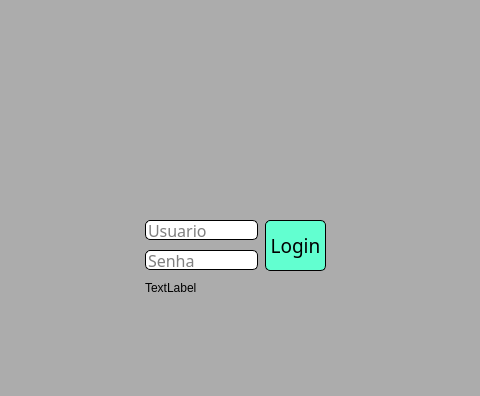
Above: telaLogin.ui from MatBorges/LoCar before the change; both pictures show x 85 to 565 and y 0 to 396 of the 651 by 492 pixel window. Below: the same form after it.
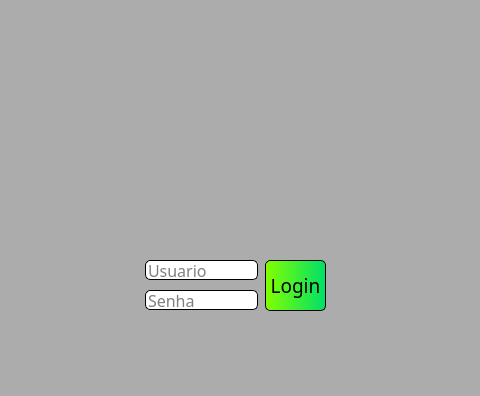
That is the form after the change. Icons and pictures are not drawn.

Commit message: Sistema de login OK

What changed in the file:
```diff
--- a/telaLogin.ui
+++ b/telaLogin.ui
@@ -21,7 +21,7 @@
     <property name="geometry">
      <rect>
       <x>350</x>
-      <y>220</y>
+      <y>260</y>
       <width>61</width>
       <height>51</height>
      </rect>
@@ -33,8 +33,8 @@
      </font>
     </property>
     <property name="styleSheet">
-     <string notr="true">background-color: rgb(98, 255, 208);
-border-radius: 5px;
+     <string notr="true">border-radius: 5px;
+background-color: qlineargradient(spread:pad, x1:0, y1:0, x2:1, y2:0, stop:0 rgba(132, 255, 0, 255), stop:1 rgba(0, 223, 104, 255));
 border-style: outset;
 border-width: 1px;
 border-color: black;
@@ -48,7 +48,7 @@
     <property name="geometry">
      <rect>
       <x>230</x>
-      <y>220</y>
+      <y>260</y>
       <width>113</width>
       <height>20</height>
      </rect>
@@ -89,7 +89,7 @@
     <property name="geometry">
      <rect>
       <x>230</x>
-      <y>250</y>
+      <y>290</y>
       <width>113</width>
       <height>20</height>
      </rect>
@@ -142,7 +142,7 @@
     <property name="geometry">
      <rect>
       <x>190</x>
-      <y>60</y>
+      <y>100</y>
       <width>271</width>
       <height>151</height>
      </rect>
@@ -161,13 +161,13 @@
     <property name="geometry">
      <rect>
       <x>230</x>
-      <y>280</y>
+      <y>320</y>
       <width>151</width>
       <height>16</height>
      </rect>
     </property>
     <property name="text">
-     <string>TextLabel</string>
+     <string/>
     </property>
    </widget>
    <zorder>logoLoCar</zorder>
```
The commit also changes 3 other files.
